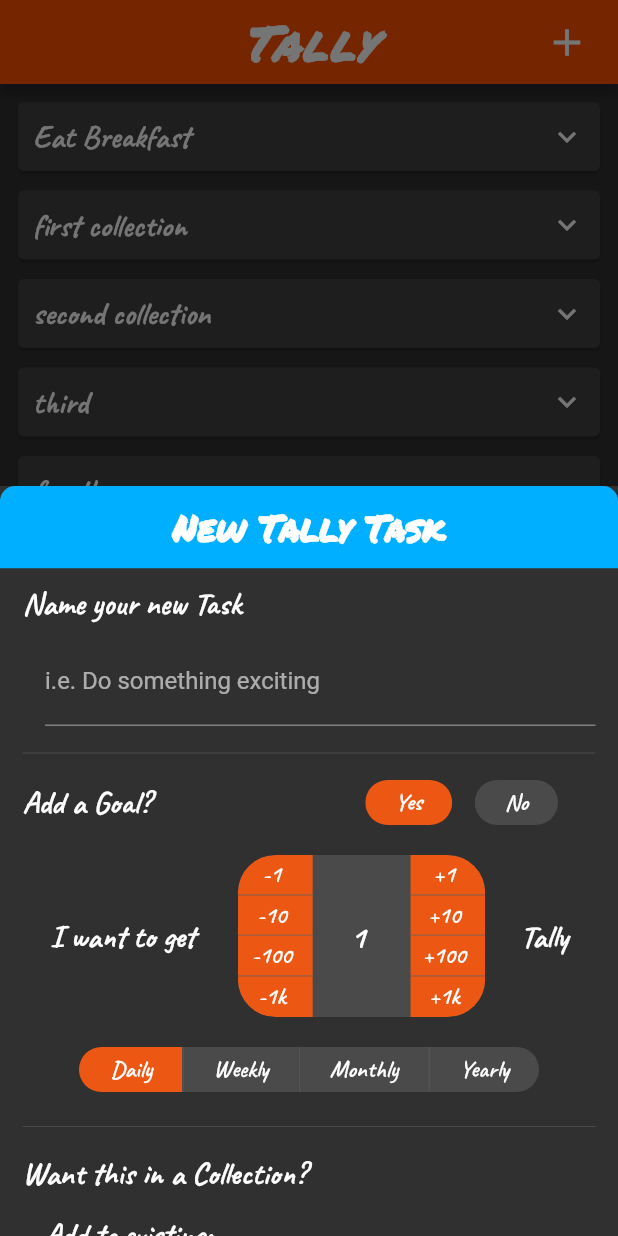
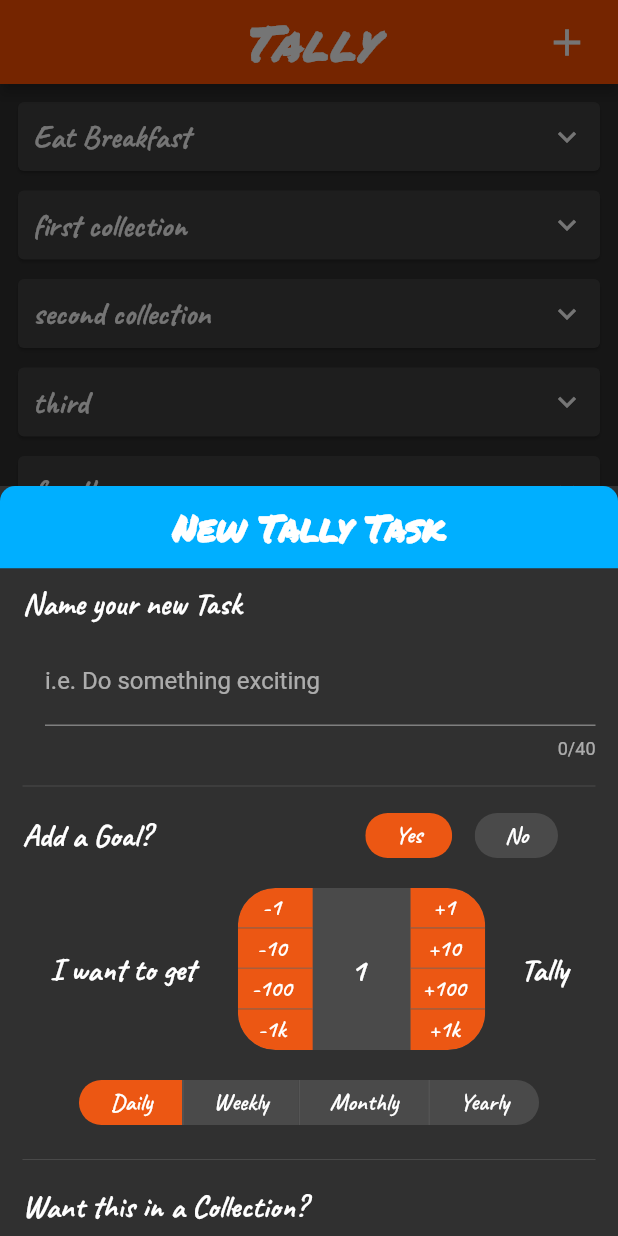
Before and after one commit to lancerharris/flutter-tally-app, a Flutter app: the screen it shows after launch, after a tap on the "add" icon, on a phone screen of 412 x 824 dp. Run offline on Flutter 3.47's test engine with Material 2 defaults, Android fonts, the phone set to English and light mode, and no system bars; our stand-ins replace google_fonts.

Commit message:
Change the app wide error color.

```diff
--- a/lib/Home/widgets/name_task.dart
+++ b/lib/Home/widgets/name_task.dart
@@ -2,9 +2,13 @@ import 'package:flutter/material.dart';
 import 'package:tally_app/theme/app_theme.dart';
 
 class NameTask extends StatefulWidget {
-  const NameTask({Key? key, required this.setTaskNameCallback})
-      : super(key: key);
+  const NameTask({
+    Key? key,
+    required this.setTaskNameCallback,
+    required this.setInputError,
+  }) : super(key: key);
   final Function(String) setTaskNameCallback;
+  final Function(String) setInputError;
 
   @override
   State<NameTask> createState() => _NameTaskState();
@@ -39,6 +43,7 @@ class _NameTaskState extends State<NameTask> {
             child: TextField(
               controller: _nameController,
               focusNode: _focusNode1,
+              maxLength: 40,
               cursorColor:
                   Color.lerp(AppTheme.mainColor, AppTheme.secondaryColor, 0.05),
               decoration: InputDecoration(
--- a/lib/theme/app_theme.dart
+++ b/lib/theme/app_theme.dart
@@ -136,6 +136,6 @@ class AppTheme {
           backgroundColor: mainColor,
         ),
         textTheme: darkTextTheme,
-    );
+        errorColor: errorColor);
   }
 }
```
Lines whose indentation alone changed are shown as unchanged.
